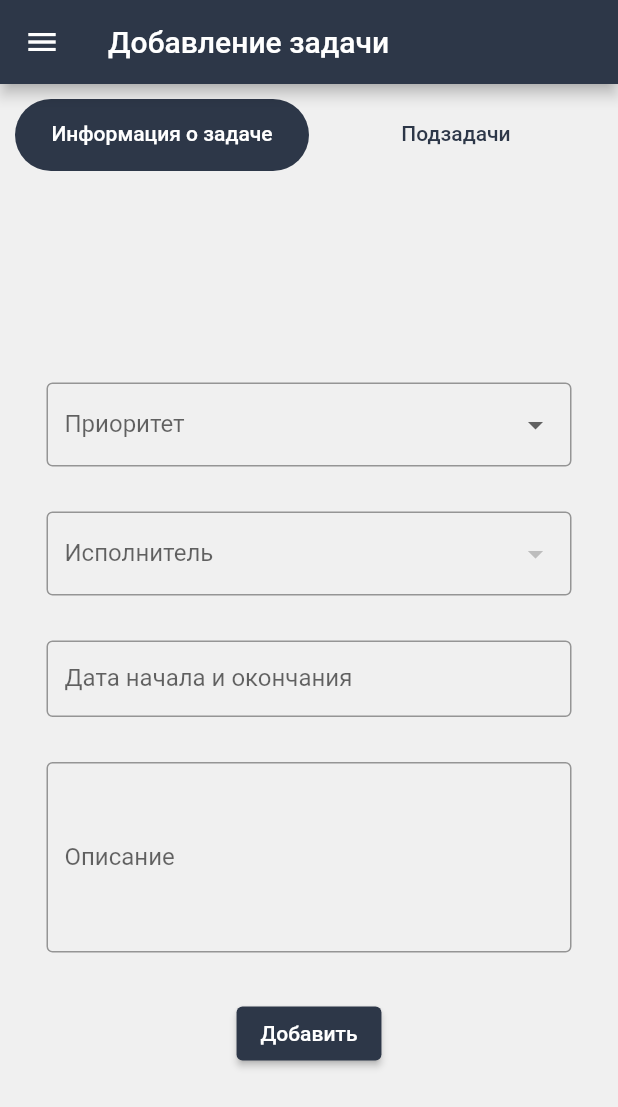
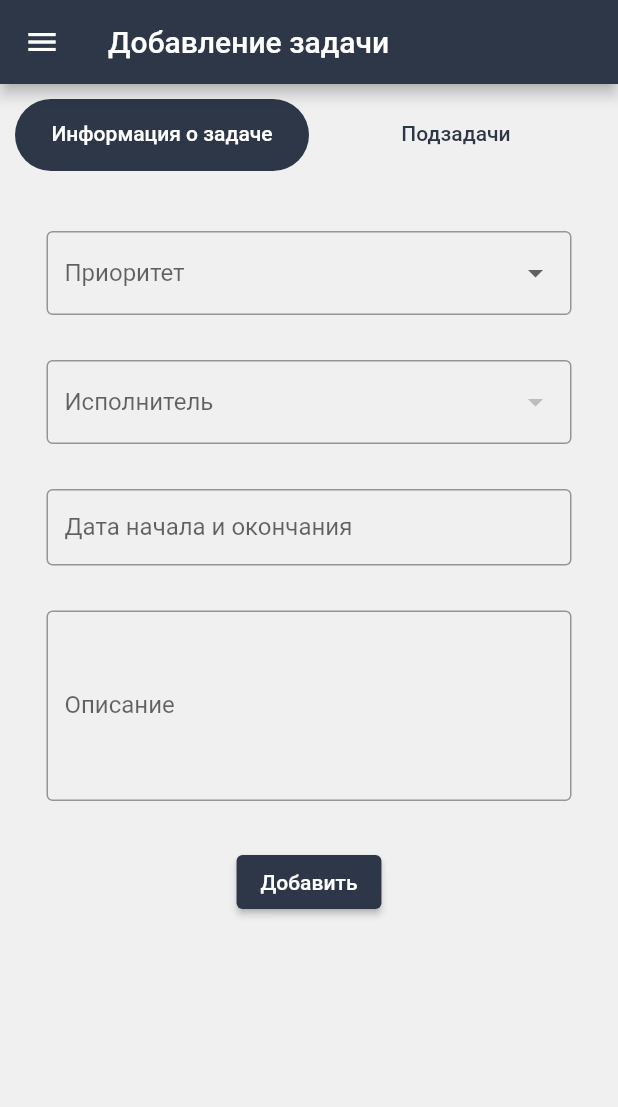
Before and after one commit to ZelentsovRoman/TaskSystem_for_Android, a Flutter app: the AddTask screen opened by its route, on a phone screen of 412 x 824 dp. Shown: the top 1107 px of the screen. Run offline on Flutter 3.47's test engine with Material 2 defaults, Android fonts, the phone set to English and light mode, and no system bars; our stand-ins replace flutter_slidable, shared_preferences, syncfusion_flutter_datepicker; accounts and stored records are empty.

Commit message:
New task screen refactoring

```diff
--- a/lib/ApiConstants.dart
+++ b/lib/ApiConstants.dart
@@ -1,5 +1,5 @@
 class ApiConstants {
-  static String baseUrl = 'http://192.168.0.108:3000/api';
+  static String baseUrl = 'http://192.168.0.105:8080/api';
   static String auth = '/auth';
   static String findUser = '/findUser';
   static String editUser = '/editUser';
--- a/lib/routes/AddTask.dart
+++ b/lib/routes/AddTask.dart
@@ -192,7 +192,6 @@ class _AddTaskState extends State<AddTask> with SingleTickerProviderStateMixin {
                     children: [
                   SafeArea(
                       child: Row(
-                    mainAxisAlignment: MainAxisAlignment.center,
                     children: [
                       Expanded(
                           child: Form(
@@ -204,8 +203,10 @@ class _AddTaskState extends State<AddTask> with SingleTickerProviderStateMixin {
                                       }
                                   },
                               key: formKey,
-                              child: SingleChildScrollView(
-                                child: Column(
+                              child: ListView(children: [
+                                const Padding(
+                                    padding: EdgeInsets.only(top: 10)),
+                                Column(
                                   children: [
                                     SizedBox(
                                         width: 350,
@@ -459,7 +460,7 @@ class _AddTaskState extends State<AddTask> with SingleTickerProviderStateMixin {
                                     )
                                   ],
                                 ),
-                              )))
+                              ])))
                     ],
                   )),
                   SafeArea(
```
Also changed, not shown: 1 other file.
